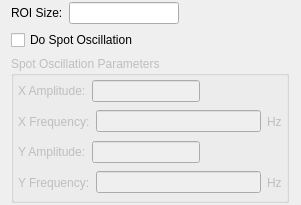
This is forms/gaussian_camera_config.ui in lsst-sitcom/spot_motion_monitor as Qt 5 draws it before an edit. The edited form follows.
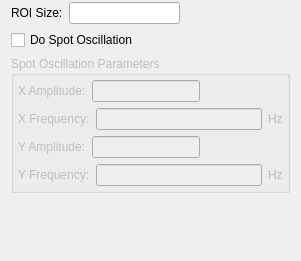
This is the edited form.

Commit message: Tweaks of configuration UI layouts.

```diff
--- a/forms/gaussian_camera_config.ui
+++ b/forms/gaussian_camera_config.ui
@@ -7,7 +7,7 @@
     <x>0</x>
     <y>0</y>
     <width>301</width>
-    <height>205</height>
+    <height>261</height>
    </rect>
   </property>
   <property name="windowTitle">
@@ -17,9 +17,6 @@
    <property name="topMargin">
     <number>2</number>
    </property>
-   <property name="rightMargin">
-    <number>12</number>
-   </property>
    <property name="bottomMargin">
     <number>2</number>
    </property>
@@ -108,7 +105,7 @@
         </item>
        </layout>
       </item>
-      <item row="3" column="0">
+      <item row="4" column="0">
        <layout class="QHBoxLayout" name="horizontalLayout_4">
         <item>
          <widget class="QLabel" name="yFreqLabel">
@@ -180,6 +177,19 @@
      </layout>
     </widget>
    </item>
+   <item>
+    <spacer name="verticalSpacer">
+     <property name="orientation">
+      <enum>Qt::Vertical</enum>
+     </property>
+     <property name="sizeHint" stdset="0">
+      <size>
+       <width>20</width>
+       <height>40</height>
+      </size>
+     </property>
+    </spacer>
+   </item>
   </layout>
  </widget>
  <resources/>
```
Left out of the diff: 111 changed lines with no effect on the pictures. The commit also changes 4 other files.
